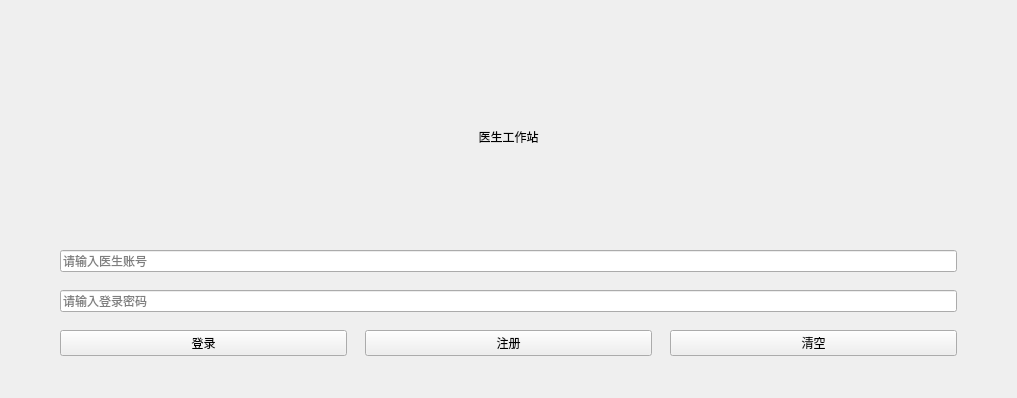
lazale666/Smart-Medica-Terminal, file Client_Qt/Client_Doctor/loginwidget.ui: the form before one commit.
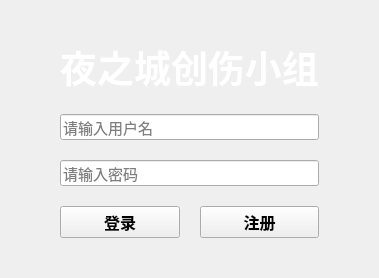
The form after the commit.

Commit message: 最终版：医生客户端可与多名患者连接，新增查看病例功能，修复若干bug，优化若干细节，新增整活photo

What changed in the file:
```diff
--- a/Client_Qt/Client_Doctor/loginwidget.ui
+++ b/Client_Qt/Client_Doctor/loginwidget.ui
@@ -2,67 +2,89 @@
 <ui version="4.0">
  <class>LoginWidget</class>
  <widget class="QWidget" name="LoginWidget">
-  <property name="geometry">
-   <rect>
-    <x>0</x>
-    <y>0</y>
-    <width>1017</width>
-    <height>398</height>
-   </rect>
-  </property>
   <property name="windowTitle">
-   <string>医生登录 - 医疗智能体</string>
+   <string>夜之城创伤小组 - 医疗智能体</string>
+  </property>
+  <property name="styleSheet">
+   <string notr="true"/>
   </property>
   <layout class="QVBoxLayout" name="verticalLayout">
    <property name="spacing">
-    <number>18</number>
+    <number>20</number>
    </property>
    <property name="leftMargin">
     <number>60</number>
    </property>
    <property name="topMargin">
-    <number>42</number>
+    <number>40</number>
    </property>
    <property name="rightMargin">
     <number>60</number>
    </property>
    <property name="bottomMargin">
-    <number>42</number>
+    <number>40</number>
    </property>
    <item>
     <widget class="QLabel" name="titleLabel">
+     <property name="font">
+      <font>
+       <family>Microsoft YaHei</family>
+       <pointsize>28</pointsize>
+       <bold>true</bold>
+      </font>
+     </property>
      <property name="text">
-      <string>医生工作站</string>
+      <string>夜之城创伤小组</string>
      </property>
      <property name="alignment">
       <set>Qt::AlignmentFlag::AlignCenter</set>
      </property>
+     <property name="styleSheet">
+      <string notr="true">color: white;</string>
+     </property>
     </widget>
    </item>
    <item>
     <widget class="QLineEdit" name="usernameEdit">
+     <property name="font">
+      <font>
+       <pointsize>11</pointsize>
+      </font>
+     </property>
      <property name="placeholderText">
-      <string>请输入医生账号</string>
+      <string>请输入用户名</string>
      </property>
     </widget>
    </item>
    <item>
     <widget class="QLineEdit" name="passwordEdit">
+     <property name="font">
+      <font>
+       <pointsize>11</pointsize>
+      </font>
+     </property>
      <property name="echoMode">
       <enum>QLineEdit::Password</enum>
      </property>
      <property name="placeholderText">
-      <string>请输入登录密码</string>
+      <string>请输入密码</string>
      </property>
     </widget>
    </item>
    <item>
     <layout class="QHBoxLayout" name="buttonLayout">
      <property name="spacing">
-      <number>18</number>
+      <number>20</number>
      </property>
      <item>
       <widget class="QPushButton" name="loginBtn">
+       <property name="font">
+        <font>
+         <pointsize>12</pointsize>
+         <weight>75</weight>
+         <bold>true</bold>
+        </font>
+       </property>
        <property name="text">
         <string>登录</string>
        </property>
@@ -70,18 +92,18 @@
      </item>
      <item>
       <widget class="QPushButton" name="registerBtn">
+       <property name="font">
+        <font>
+         <pointsize>12</pointsize>
+         <weight>75</weight>
+         <bold>true</bold>
+        </font>
+       </property>
        <property name="text">
         <string>注册</string>
        </property>
       </widget>
      </item>
-     <item>
-      <widget class="QPushButton" name="clearBtn">
-       <property name="text">
-        <string>清空</string>
-       </property>
-      </widget>
-     </item>
     </layout>
    </item>
   </layout>
```
Left out of the diff: 4 changed lines with no effect on the pictures. The commit also changes 36 other files.
